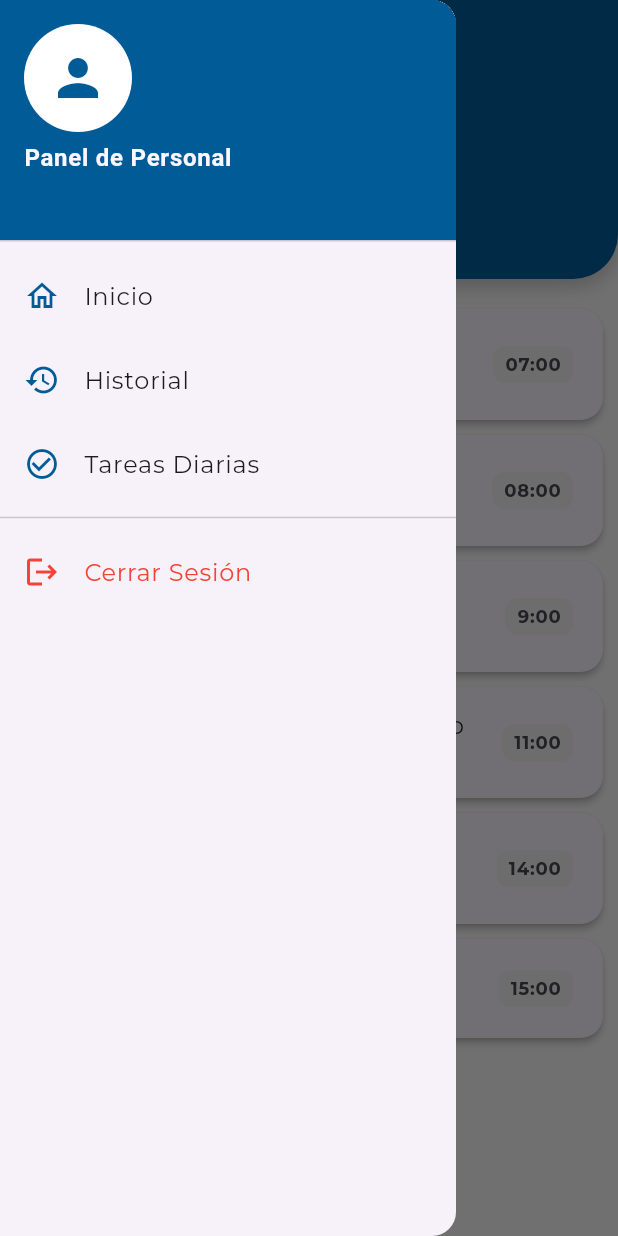
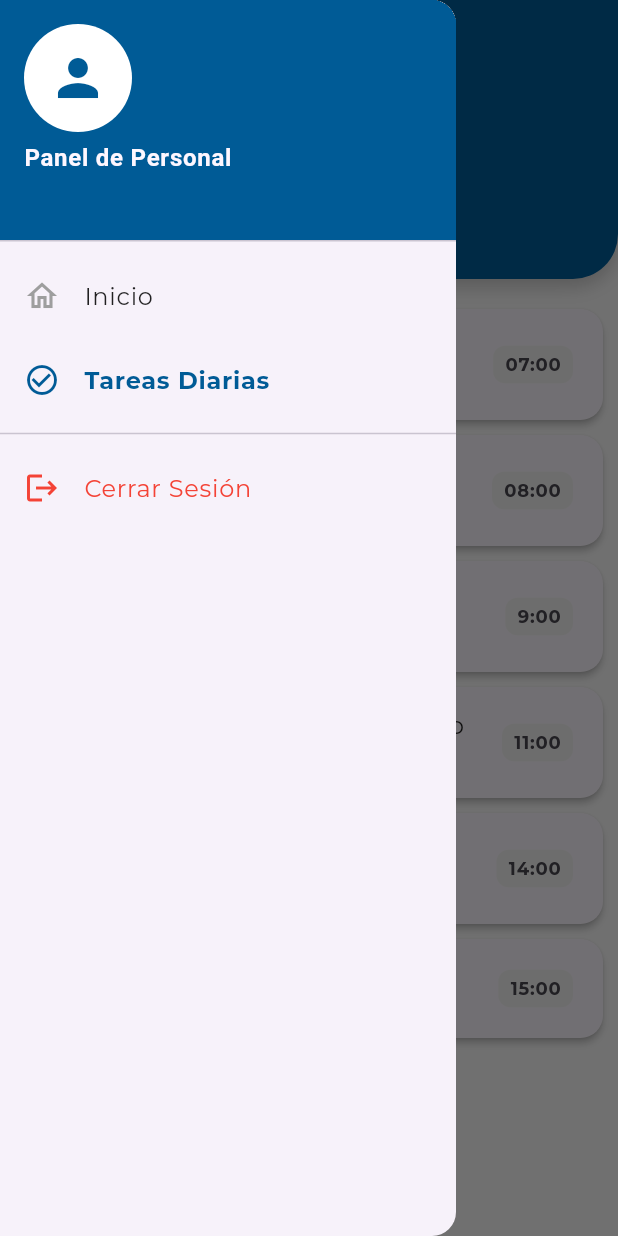
Before and after one commit to alejandrolsr/staff_connect, a Flutter app: the TaskScreen screen opened by its route, with the side drawer open, on a phone screen of 412 x 824 dp. Run offline on Flutter 3.47's test engine with Material 3 defaults, Android fonts, the phone set to English and light mode, and no system bars; our stand-ins replace firebase_auth, firebase_core, google_fonts; accounts and stored records are empty.

Commit message:
Arreglo botones del side menu

```diff
--- a/lib/screens/home_screen.dart
+++ b/lib/screens/home_screen.dart
@@ -128,7 +128,7 @@ class _HomeScreenState extends State<HomeScreen> {
           style: TextStyle(fontSize: 16),
         ),
       ),
-      drawer: const SideMenu(),
+      drawer: const SideMenu(currentPage: 'home'),
 
       // CUERPO DE LA PANTALLA
       body: _incidents.isEmpty
--- a/lib/screens/task_screen.dart
+++ b/lib/screens/task_screen.dart
@@ -17,9 +17,17 @@ class _TaskScreenState extends State<TaskScreen> {
 
   // Lista de tareas
   List<Map<String, dynamic>> tasks = [
-    {"title": "Inspección cuadros eléctricos Planta 1", "done": false, "time": "07:00"},
+    {
+      "title": "Inspección cuadros eléctricos Planta 1",
+      "done": false,
+      "time": "07:00",
+    },
     {"title": "Revisar pH Piscina Principal", "done": false, "time": "08:00"},
-    {"title": "Engrasar puertas giratorias Hall", "done": false, "time": "9:00"},
+    {
+      "title": "Engrasar puertas giratorias Hall",
+      "done": false,
+      "time": "9:00",
+    },
     {"title": "Revisión Calderas Edificio B", "done": false, "time": "11:00"},
     {"title": "Comprobar luces de emergencia", "done": false, "time": "14:00"},
     {"title": "Revisar canales TV", "done": false, "time": "15:00"},
@@ -30,7 +38,10 @@ class _TaskScreenState extends State<TaskScreen> {
     super.initState();
     _timeString = _formatTime(DateTime.now());
     _dateString = _formatDate(DateTime.now());
-    _timer = Timer.periodic(const Duration(seconds: 1), (Timer t) => _getTime());
+    _timer = Timer.periodic(
+      const Duration(seconds: 1),
+      (Timer t) => _getTime(),
+    );
   }
 
   @override
@@ -49,8 +60,10 @@ class _TaskScreenState extends State<TaskScreen> {
     }
   }
 
-  String _formatTime(DateTime time) => "${time.hour.toString().padLeft(2, '0')}:${time.minute.toString().padLeft(2, '0')}";
-  String _formatDate(DateTime time) => "${time.day.toString().padLeft(2, '0')}/${time.month.toString().padLeft(2, '0')}/${time.year}";
+  String _formatTime(DateTime time) =>
+      "${time.hour.toString().padLeft(2, '0')}:${time.minute.toString().padLeft(2, '0')}";
+  String _formatDate(DateTime time) =>
+      "${time.day.toString().padLeft(2, '0')}/${time.month.toString().padLeft(2, '0')}/${time.year}";
 
   @override
   Widget build(BuildContext context) {
@@ -59,7 +72,7 @@ class _TaskScreenState extends State<TaskScreen> {
         title: const Text('Tareas Diarias', style: TextStyle(fontSize: 18)),
         centerTitle: false,
       ),
-      drawer: const SideMenu(),
+      drawer: const SideMenu(currentPage: 'tasks'),
       body: Column(
         children: [
           // CABECERA HORA/FECHA
@@ -72,12 +85,28 @@ class _TaskScreenState extends State<TaskScreen> {
                 bottomLeft: Radius.circular(30),
                 bottomRight: Radius.circular(30),
               ),
-              boxShadow: [BoxShadow(color: Colors.black.withOpacity(0.2), blurRadius: 10, offset: const Offset(0, 5))],
+              boxShadow: [
+                BoxShadow(
+                  color: Colors.black.withOpacity(0.2),
+                  blurRadius: 10,
+                  offset: const Offset(0, 5),
+                ),
+              ],
             ),
             child: Column(
               children: [
-                Text(_timeString, style: const TextStyle(fontSize: 45, fontWeight: FontWeight.bold, color: Colors.white)),
-                Text(_dateString, style: const TextStyle(fontSize: 18, color: Colors.white70)),
+                Text(
+                  _timeString,
+                  style: const TextStyle(
+                    fontSize: 45,
+                    fontWeight: FontWeight.bold,
+                    color: Colors.white,
+                  ),
+                ),
+                Text(
+                  _dateString,
+                  style: const TextStyle(fontSize: 18, color: Colors.white70),
+                ),
               ],
             ),
           ),
@@ -92,9 +121,14 @@ class _TaskScreenState extends State<TaskScreen> {
                 return Card(
                   margin: const EdgeInsets.only(bottom: 10),
                   elevation: 2,
-                  shape: RoundedRectangleBorder(borderRadius: BorderRadius.circular(15)),
+                  shape: RoundedRectangleBorder(
+                    borderRadius: BorderRadius.circular(15),
+                  ),
                   child: ListTile(
-                    contentPadding: const EdgeInsets.symmetric(horizontal: 20, vertical: 5),
+                    contentPadding: const EdgeInsets.symmetric(
+                      horizontal: 20,
+                      vertical: 5,
+                    ),
                     leading: Checkbox(
                       activeColor: AppTheme.primary,
                       value: tasks[index]['done'],
@@ -106,14 +140,30 @@ class _TaskScreenState extends State<TaskScreen> {
                       tasks[index]['title'],
                       style: TextStyle(
                         fontSize: 16,
-                        decoration: tasks[index]['done'] ? TextDecoration.lineThrough : TextDecoration.none,
-                        color: tasks[index]['done'] ? Colors.grey : Colors.black87,
+                        decoration: tasks[index]['done']
+                            ? TextDecoration.lineThrough
+                            : TextDecoration.none,
+                        color: tasks[index]['done']
+                            ? Colors.grey
+                            : Colors.black87,
                       ),
                     ),
                     trailing: Container(
-                      padding: const EdgeInsets.symmetric(horizontal: 8, vertical: 4),
-                      decoration: BoxDecoration(color: Colors.grey[200], borderRadius: BorderRadius.circular(8)),
-                      child: Text(tasks[index]['time'], style: const TextStyle(fontWeight: FontWeight.bold, fontSize: 12)),
+                      padding: const EdgeInsets.symmetric(
+                        horizontal: 8,
+                        vertical: 4,
+                      ),
+                      decoration: BoxDecoration(
+                        color: Colors.grey[200],
+                        borderRadius: BorderRadius.circular(8),
+                      ),
+                      child: Text(
+                        tasks[index]['time'],
+                        style: const TextStyle(
+                          fontWeight: FontWeight.bold,
+                          fontSize: 12,
+                        ),
+                      ),
                     ),
                   ),
                 );
--- a/lib/widgets/side_menu.dart
+++ b/lib/widgets/side_menu.dart
@@ -3,7 +3,10 @@ import 'package:firebase_auth/firebase_auth.dart';
 import '../theme/app_theme.dart';
 
 class SideMenu extends StatelessWidget {
-  const SideMenu({super.key});
+  // 1. Variable para saber en qué pantalla estamos
+  final String currentPage;
+
+  const SideMenu({super.key, required this.currentPage});
 
   @override
   Widget build(BuildContext context) {
@@ -13,13 +16,9 @@ class SideMenu extends StatelessWidget {
       child: ListView(
         padding: EdgeInsets.zero,
         children: [
-          //CABECERA
           UserAccountsDrawerHeader(
             decoration: const BoxDecoration(color: AppTheme.primary),
-            accountName: const Text(
-              "Panel de Personal",
-              style: TextStyle(fontWeight: FontWeight.bold),
-            ),
+            accountName: const Text("Panel de Personal", style: TextStyle(fontWeight: FontWeight.bold)),
             accountEmail: Text(user?.email ?? "Invitado"),
             currentAccountPicture: const CircleAvatar(
               backgroundColor: Colors.white,
@@ -27,45 +26,58 @@ class SideMenu extends StatelessWidget {
             ),
           ),
 
-          //OPCIONES
+          // --- OPCIÓN INICIO ---
           ListTile(
-            leading: const Icon(Icons.home_outlined, color: AppTheme.primary),
-            title: const Text('Inicio'),
-            onTap: () => Navigator.pop(context),
-          ),
-          ListTile(
-            leading: const Icon(Icons.history, color: AppTheme.primary),
-            title: const Text('Historial'),
+            leading: Icon(Icons.home_outlined,
+              color: currentPage == 'home' ? AppTheme.primary : Colors.grey),
+            title: Text('Inicio',
+              style: TextStyle(
+                color: currentPage == 'home' ? AppTheme.primary : Colors.black87,
+                fontWeight: currentPage == 'home' ? FontWeight.bold : FontWeight.normal
+              ),
+            ),
+            selected: currentPage == 'home', // Marca visualmente si estamos aquí
             onTap: () {
-              // Aquí navegaremos al historial
+              // 1. Siempre cerramos el menú primero
+              Navigator.pop(context);
+
+              // 2. EL TRUCO: Solo navegamos si NO estamos ya en Home
+              if (currentPage != 'home') {
+                Navigator.pushReplacementNamed(context, 'home');
+              }
             },
           ),
 
+          // --- OPCIÓN TAREAS ---
           ListTile(
-            leading: const Icon(
-              Icons.check_circle_outline,
-              color: AppTheme.primary,
+            leading: Icon(Icons.check_circle_outline,
+              color: currentPage == 'tasks' ? AppTheme.primary : Colors.grey),
+            title: Text('Tareas Diarias',
+              style: TextStyle(
+                color: currentPage == 'tasks' ? AppTheme.primary : Colors.black87,
+                fontWeight: currentPage == 'tasks' ? FontWeight.bold : FontWeight.normal
+              ),
             ),
-            title: const Text('Tareas Diarias'),
+            selected: currentPage == 'tasks',
             onTap: () {
               Navigator.pop(context);
-              Navigator.pushNamed(context, 'tasks');
+              // Solo navegamos si NO estamos ya en Tasks
+              if (currentPage != 'tasks') {
+                Navigator.pushReplacementNamed(context, 'tasks');
+              }
             },
           ),
 
           const Divider(),
 
-          //BOTÓN SALIR
           ListTile(
             leading: const Icon(Icons.logout, color: Colors.red),
-            title: const Text(
-              'Cerrar Sesión',
-              style: TextStyle(color: Colors.red),
-            ),
+            title: const Text('Cerrar Sesión', style: TextStyle(color: Colors.red)),
             onTap: () async {
               await FirebaseAuth.instance.signOut();
               if (context.mounted) {
-                Navigator.pushReplacementNamed(context, 'login');
+                // Usamos pushNamedAndRemoveUntil para borrar todo el historial al salir
+                Navigator.pushNamedAndRemoveUntil(context, 'login', (route) => false);
               }
             },
           ),
```
